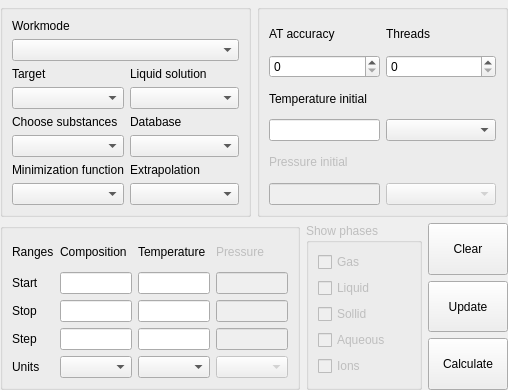
First picture: the form in src/calculationparameters.ui, repository alexonemore/atc, before the edit; both pictures show x 0 to 508 and y 169 to 559 of the 508 by 559 pixel window.
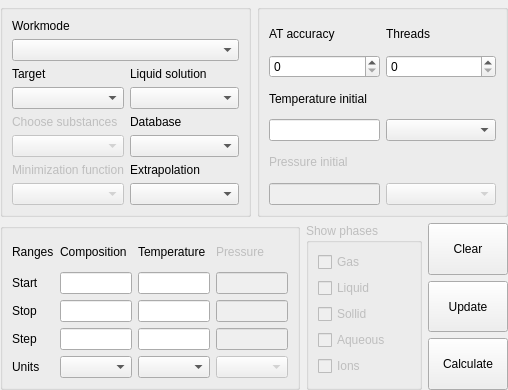
Second picture: the form after the edit. Custom widgets are drawn as their Qt base class.

Diff of the .ui file:
```diff
--- a/src/calculationparameters.ui
+++ b/src/calculationparameters.ui
@@ -44,10 +44,17 @@
        </property>
        <layout class="QGridLayout" name="gridLayout_3">
         <item row="5" column="0">
-         <widget class="QComboBox" name="choose_substances"/>
+         <widget class="QComboBox" name="choose_substances">
+          <property name="enabled">
+           <bool>false</bool>
+          </property>
+         </widget>
         </item>
         <item row="4" column="0">
          <widget class="QLabel" name="label_28">
+          <property name="enabled">
+           <bool>false</bool>
+          </property>
           <property name="text">
            <string>Choose substances</string>
           </property>
@@ -58,6 +65,9 @@
         </item>
         <item row="6" column="0">
          <widget class="QLabel" name="label_23">
+          <property name="enabled">
+           <bool>false</bool>
+          </property>
           <property name="text">
            <string>Minimization function</string>
           </property>
@@ -77,7 +87,11 @@
          </widget>
         </item>
         <item row="7" column="0">
-         <widget class="QComboBox" name="minimization_function"/>
+         <widget class="QComboBox" name="minimization_function">
+          <property name="enabled">
+           <bool>false</bool>
+          </property>
+         </widget>
         </item>
         <item row="3" column="0">
          <widget class="QComboBox" name="target"/>
```
